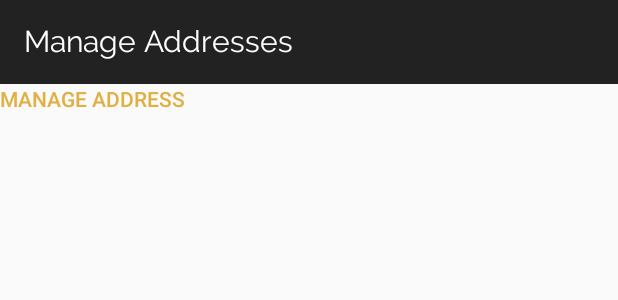
After one commit to sharmakaran460/BiryaniBychoice, an Android app: the layout activity_manage_addresses.xml on its own in the app's theme, with its tools: preview values and no code run, on a phone screen of 412 x 824 dp. The commit adds this screen. Shown: the top 300 px of the screen. Run offline under Robolectric (Android 15) with nearby library versions, the phone set to English and light mode, and no system bars; network calls fail.

Commit message:
Manage addresses activity created layout is pending

```diff
--- a/app/src/main/AndroidManifest.xml
+++ b/app/src/main/AndroidManifest.xml
@@ -14,6 +14,7 @@
         android:supportsRtl="true"
         android:theme="@style/AppTheme"
         android:usesCleartextTraffic="true">
+        <activity android:name=".ManageAddresses.ManageAddresses"></activity>
         <activity android:name=".OrderCart.Myorders" />
         <activity android:name=".Customer_Profile" />
         <activity android:name=".Signup" />
--- a/app/src/main/java/com/example/test/MainActivity.java
+++ b/app/src/main/java/com/example/test/MainActivity.java
@@ -35,6 +35,7 @@ import android.widget.TextView;
 import android.widget.Toast;
 
 import com.example.test.BAckgrounddata.GetData;
+import com.example.test.ManageAddresses.ManageAddresses;
 import com.example.test.Model.FoodModel;
 import com.example.test.OrderCart.Cart;
 import com.google.android.gms.location.FusedLocationProviderClient;
@@ -99,7 +100,8 @@ public class MainActivity extends AppCompatActivity implements NavigationView.On
                 dialog.setPositiveButton("Manage Address", new DialogInterface.OnClickListener() {
                     @Override
                     public void onClick(DialogInterface dialog, int which ) {
-
+                        Intent i = new Intent(MainActivity.this , ManageAddresses.class);
+                        startActivity(i);
                     }
                 }).setNegativeButton("Cancle", new DialogInterface.OnClickListener() {
                     @Override
--- /dev/null
+++ b/app/src/main/java/com/example/test/ManageAddresses/ManageAddresses.java
@@ -0,0 +1,17 @@
+package com.example.test.ManageAddresses;
+
+import androidx.appcompat.app.AppCompatActivity;
+
+import android.os.Bundle;
+
+import com.example.test.R;
+
+public class ManageAddresses extends AppCompatActivity {
+
+
+    @Override
+    protected void onCreate(Bundle savedInstanceState) {
+        super.onCreate(savedInstanceState);
+        setContentView(R.layout.activity_manage_addresses);
+    }
+}
--- /dev/null
+++ b/app/src/main/res/layout/activity_manage_addresses.xml
@@ -0,0 +1,30 @@
+<?xml version="1.0" encoding="utf-8"?>
+<RelativeLayout xmlns:android="http://schemas.android.com/apk/res/android"
+    xmlns:app="http://schemas.android.com/apk/res-auto"
+    xmlns:tools="http://schemas.android.com/tools"
+    android:layout_width="match_parent"
+    android:layout_height="match_parent"
+    tools:context=".ManageAddresses.ManageAddresses">
+    <androidx.appcompat.widget.Toolbar
+        android:layout_width="match_parent"
+        android:layout_height="?attr/actionBarSize"
+        android:theme="@style/ThemeOverlay.AppCompat.Dark.ActionBar"
+        android:background="@color/toolbarColor"
+        app:title="Manage Addresses"
+        android:id="@+id/toolbar"/>
+    <LinearLayout
+        android:layout_width="match_parent"
+        android:layout_height="match_parent"
+        android:layout_below="@+id/toolbar"
+        android:orientation="vertical">
+        <TextView
+            android:layout_width="wrap_content"
+            android:layout_height="wrap_content"
+            style="@style/TextAppearance.AppCompat.Widget.Button.Borderless.Colored"
+            android:text="Manage address"
+            android:textColor="@color/colorPrimaryDark"/>
+
+
+    </LinearLayout>
+
+</RelativeLayout>
```
Also changed, not shown: app/src/main/java/com/example/test/Tab2.java (+0 -3 lines).
